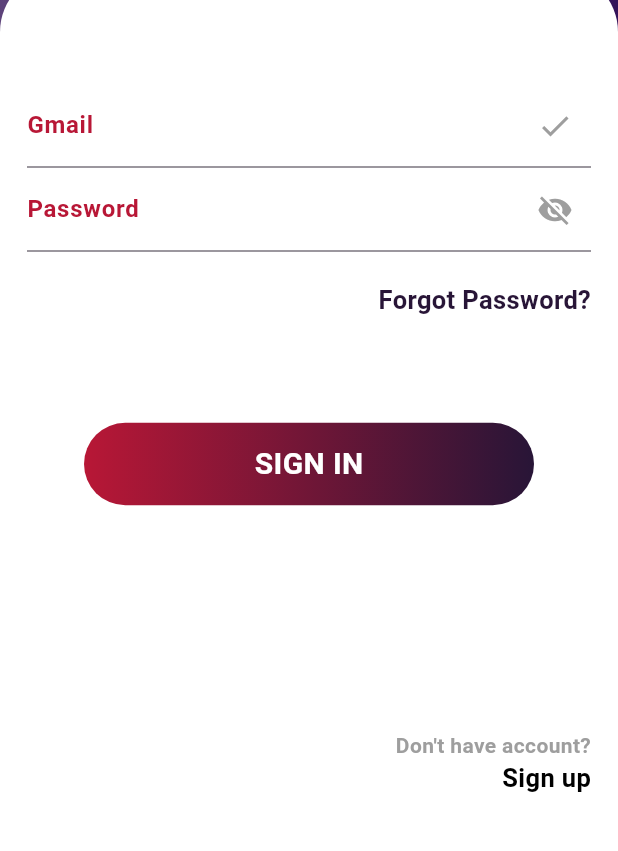
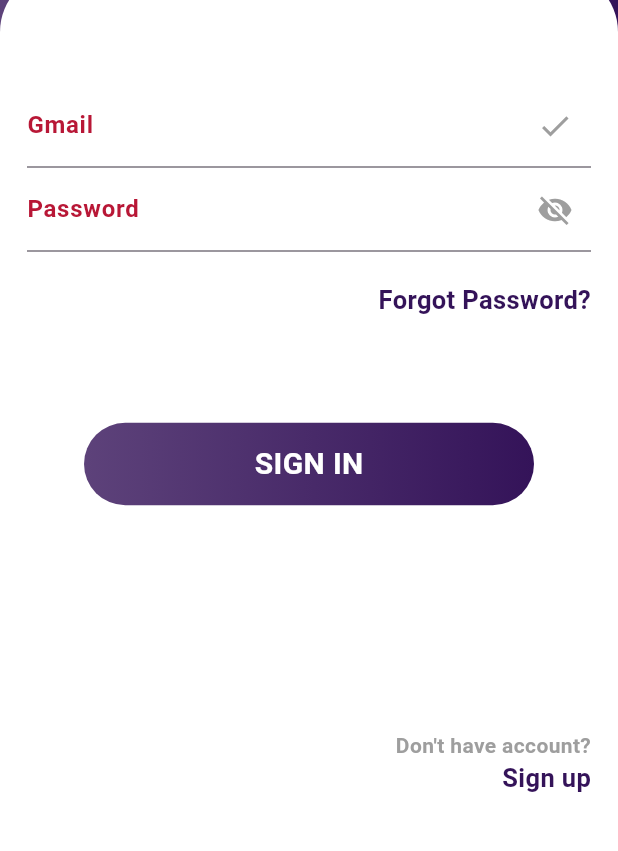
Before and after one commit to RG7on/rihla, a Flutter app: the screen it shows after launch, after a tap on "SIGN IN", on a phone screen of 412 x 824 dp, the part 328-1179 px from its top. Run offline on Flutter 3.47's test engine with Material 3 defaults, Android fonts, the phone set to English and light mode, and no system bars; our stand-ins replace firebase_core, font_awesome_flutter, google_fonts; accounts and stored records are empty; Roboto replaces fonts that are missing (inter).

Commit message:
changes in login page design

```diff
--- a/lib/login_screen.dart
+++ b/lib/login_screen.dart
@@ -96,7 +96,7 @@ class LoginScreen extends StatelessWidget {
                       style: TextStyle(
                         fontWeight: FontWeight.bold,
                         fontSize: 17,
-                        color: Color(0xff281537),
+                        color: Color(0xFF341359),
                       ),
                     ),
                   ),
@@ -109,8 +109,8 @@ class LoginScreen extends StatelessWidget {
                     decoration: BoxDecoration(
                       borderRadius: BorderRadius.circular(30),
                       gradient: const LinearGradient(colors: [
-                        Color(0xffB81736),
-                        Color(0xff281537),
+                        Color(0xFF5D427A),
+                        Color(0xFF341359),
                       ]),
                     ),
                     child: const Center(
@@ -140,11 +140,9 @@ class LoginScreen extends StatelessWidget {
                         Text(
                           "Sign up",
                           style: TextStyle(
-
-                              ///done login page
                               fontWeight: FontWeight.bold,
                               fontSize: 17,
-                              color: Colors.black),
+                              color: Color(0xFF341359)),
                         ),
                       ],
                     ),
--- a/lib/main.dart
+++ b/lib/main.dart
@@ -18,7 +18,6 @@ void main() async {
 class MyApp extends StatelessWidget {
   const MyApp({super.key});
 
-  // This widget is the root of your application.
   @override
   Widget build(BuildContext context) {
     return MaterialApp(
```
